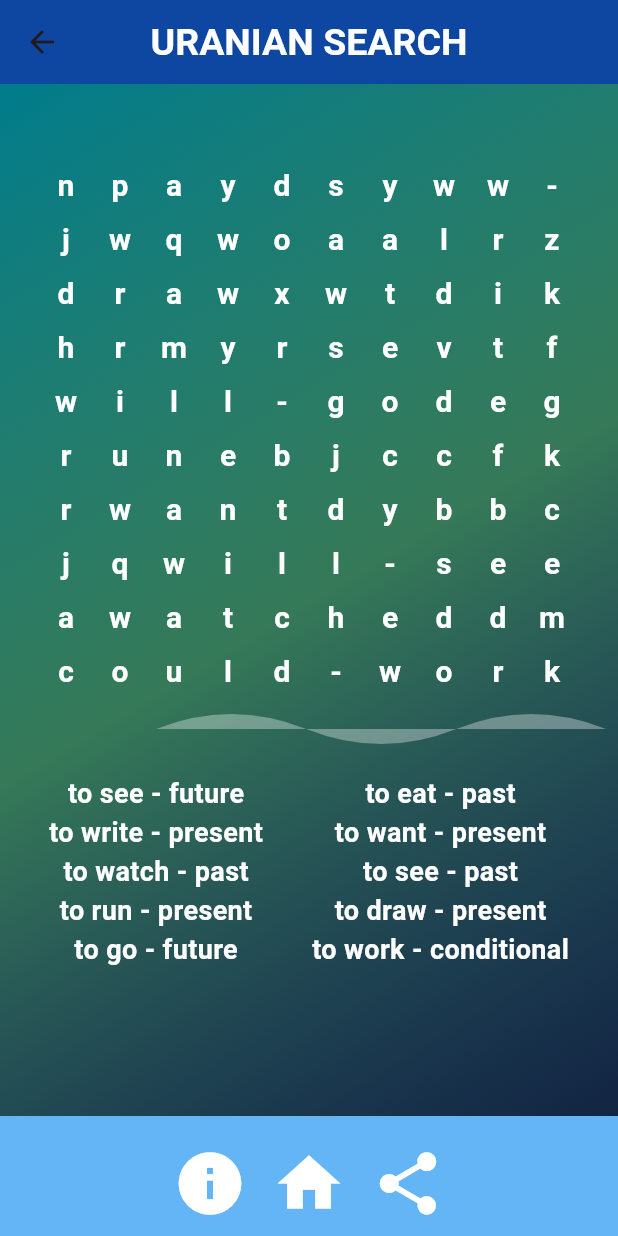
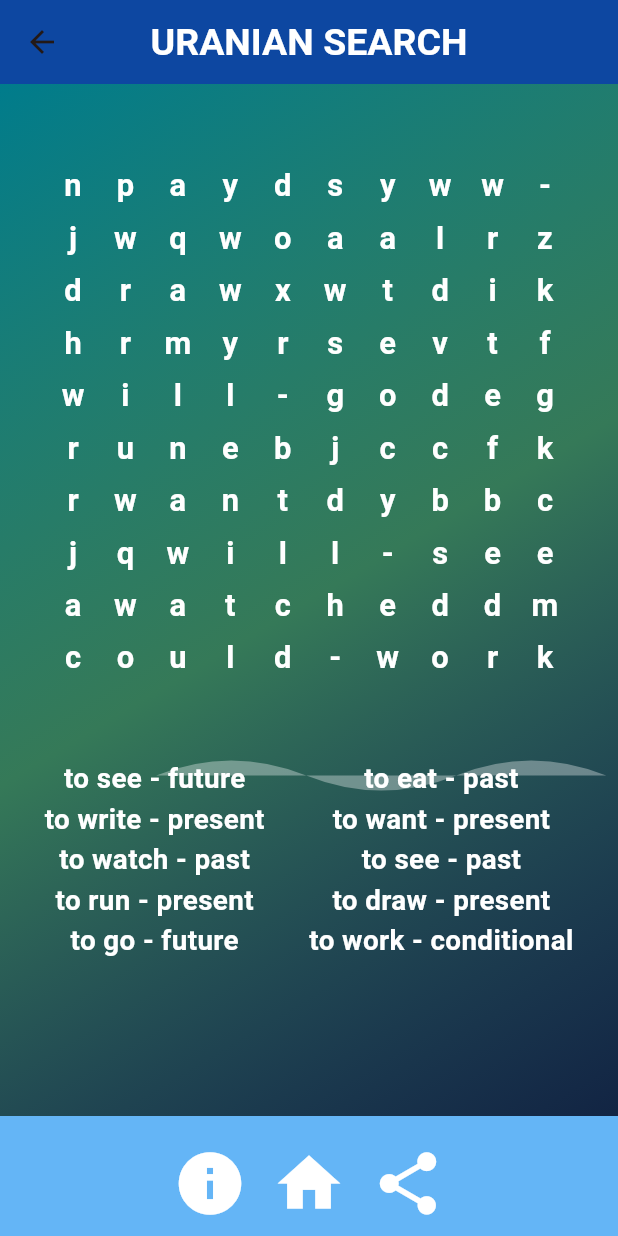
Before and after one commit to Ayan-create1/Mobile-App-Dev-FBLA, a Flutter app: the WordSearchGame screen opened directly, after a tap on the "info" icon, on a phone screen of 412 x 824 dp. Run offline on Flutter 3.47's test engine with Material 3 defaults, Android fonts, the phone set to English and light mode, and no system bars; our stand-ins replace share_plus.

Commit message:
Added grid scale

```diff
--- a/grammar_game/lib/pages/word_search/ui_grid.dart
+++ b/grammar_game/lib/pages/word_search/ui_grid.dart
@@ -21,6 +21,7 @@ Offset previousLocalPosition = Offset.zero;
 Map<String, bool> wordStatus = {};
 List<String> counter = [];
 bool popup = true;
+final GlobalKey _gridKey = GlobalKey();
 
 //!Made using generative AI tools
 //*This class will display the wordsearch page
@@ -33,7 +34,7 @@ class WordSearchGame extends StatefulWidget {
 }
 
 class _WordGridState extends State<WordSearchGame> {
-  final double cellSize = 30.0;
+  //final double cellSize = 30.0;
   final int rowL = 9;
   final int colL = 9;
 
@@ -127,11 +128,20 @@ class _WordGridState extends State<WordSearchGame> {
             Column(
               children: [
                 _emptyContainter(),
-                GestureDetector(
+                Align(
+                  child: Container(
+                    width: MediaQuery.of(context).size.width *
+                        0.9, // Adjust as needed
+                    //height: MediaQuery.of(context).size.height * 0.5, // Adjust as needed
+                    alignment: Alignment.center,
+                    //margin: EdgeInsets.only(left: 2),
+                    child: GestureDetector(
                       onPanStart: _handlePanStart,
                       onPanUpdate: _handlePanUpdate,
                       onPanEnd: (_) => _resolveHighlights(),
-                  child: _buildUI(),
+                      child: _buildUI(), // Grid widget
+                    ),
+                  ),
                 ),
                 _emptyContainter(),
                 _buildBank(),
@@ -153,6 +163,8 @@ class _WordGridState extends State<WordSearchGame> {
 
   //*Will build the word bank
   Widget _buildBank() {
+    final screenWidth = MediaQuery.of(context).size.width;
+
     return Column(
       //Will try to start this column at the end
       mainAxisAlignment: MainAxisAlignment.end,
@@ -178,7 +190,7 @@ class _WordGridState extends State<WordSearchGame> {
                             color: wordStatus[item] == true
                                 ? Colors.green
                                 : Colors.white,
-                            fontSize: 18,
+                            fontSize: screenWidth * 0.045,
                             fontWeight: FontWeight.bold,
                           ),
                         ))
@@ -195,7 +207,7 @@ class _WordGridState extends State<WordSearchGame> {
                           color: wordStatus[item] == true
                               ? Colors.green
                               : Colors.white,
-                          fontSize: 18,
+                          fontSize: screenWidth * 0.045,
                           fontWeight: FontWeight.bold,
                         ),
                       ),
@@ -210,6 +222,8 @@ class _WordGridState extends State<WordSearchGame> {
   }
 
   Widget _buildUI() {
+    final screenWidth = MediaQuery.of(context).size.width;
+    final screenHeight = MediaQuery.of(context).size.height;
     //Will contain all of the row widgets
     List<Widget> rows = [];
     //Will add each row individually to cells
@@ -222,8 +236,8 @@ class _WordGridState extends State<WordSearchGame> {
         cells.add(
           Container(
             alignment: Alignment.center,
-            width: 34,
-            height: 34,
+            width: screenWidth * 0.08,
+            height: screenHeight * 0.04,
             margin: EdgeInsets.all(1),
             decoration: BoxDecoration(
               //If containter is touched, make it purple, else if correctly highlighted, make green, else keep trans
@@ -241,7 +255,7 @@ class _WordGridState extends State<WordSearchGame> {
               grid[i][j],
               style: TextStyle(
                 color: Colors.white,
-                fontSize: 20,
+                fontSize: screenWidth * 0.05,
                 fontWeight: FontWeight.bold,
               ),
             ),
@@ -257,8 +271,9 @@ class _WordGridState extends State<WordSearchGame> {
     }
 
     //Will return a container of row widgets
-    return Container(
-      padding: const EdgeInsets.all(0),
+    return SizedBox(
+      //padding: const EdgeInsets.all(0),
+      key: _gridKey,
       child: Column(
         mainAxisAlignment: MainAxisAlignment.start,
         children: rows,
@@ -278,65 +293,44 @@ class _WordGridState extends State<WordSearchGame> {
 
   //Will handle all drag related motions
   void _handleDrag(Offset globalPosition) {
-    //Will make the grid a local position on the phone. That will be converted to a local position for Pan features
-    final RenderBox gridBox = context.findRenderObject() as RenderBox;
+    // Ensure the widget context is ready to find the RenderBox
+    WidgetsBinding.instance.addPostFrameCallback((_) {
+      // Get the RenderBox for the grid area
+      final RenderBox gridBox =
+          _gridKey.currentContext?.findRenderObject() as RenderBox;
+
+      // Convert the global position to local position relative to the grid
       final Offset localPosition = gridBox.globalToLocal(globalPosition);
 
-    //Will get the position of the x and y for the column and row
-    int row = ((localPosition.dy / 36).floor()) - 4;
-    int column = ((localPosition.dx / 36).floor()) - 1;
+      // Determine the size of each grid cell
+      double cellWidth = gridBox.size.width / 10; // Assuming 10 columns
+      double cellHeight = gridBox.size.height / 10; // Assuming 10 rows
 
-    //checks that row and column are within bounds
-    if (row >= 0 && column >= 0 && row <= rowL && column <= colL) {
-      //Makes this cellKey showing current row and column
-      //! Important for text change color
-      String cellKey = "$row-$column";
+      // Print the local position for debugging purposes
+      print("Global Position: $globalPosition");
+      print("Local Position: $localPosition");
 
-      //*Attempts to only allow certain swipe direction
-      /*
-      if (previousRow == null && previousColumn == null) {
-        previousRow = row;
-        previousColumn = column;
-      }
+      // Calculate row and column based on the local position
+      int row = (localPosition.dy / cellHeight).floor();
+      int column = (localPosition.dx / cellWidth).floor();
 
-      if (previousRow != null && previousColumn != null) {
-        double deltaX = localPosition.dx - previousLocalPosition.dx;
-        double deltaY = localPosition.dy - previousLocalPosition.dy;
+      // Check if the row and column are within bounds
+      if (row >= 0 && column >= 0 && row < 10 && column < 10) {
+        String cellKey = "$row-$column"; // Generate a unique key for the cell
 
-        if (deltaX.abs() > deltaY.abs()) {
-          isHorizontal = true;
-        }
-        // If the movement is primarily vertical
-        else if (deltaY.abs() > deltaX.abs()) {
-          isHorizontal = false;
-        }
-
-        if (isHorizontal && row != previousRow) {
-          return;
-        }
-        if (!isHorizontal && column != previousColumn) {
-          return;
-        }
-      }
-      */
-
-      //if our row and column are valid, our cellKey status will be set to true
+        // Update the highlight status for this cell
         setState(() {
           highlightStatus[cellKey] = true;
         });
 
-      //Prevents double highlighting
+        // Prevent double highlighting by tracking the last row and column
         if (oRow != row || oCol != column) {
           highlightedWords.add(grid[row][column]);
           oRow = row;
           oCol = column;
         }
-      /*
-      previousRow = row;
-      previousColumn = column;
-      previousLocalPosition = localPosition;
-      */
       }
+    });
   }
 
   void _resolveHighlights() {
@@ -361,11 +355,14 @@ class _WordGridState extends State<WordSearchGame> {
     print("$highlightedWords-$checkWord-$status");
     print("$wordStatus");
     //Will clear highlightStatus and highlightedWords
+
+    Future.delayed(Duration(milliseconds: 100), () {
+      // Code that will run after the 1-second delay
       setState(() {
         highlightStatus.clear();
       });
       highlightedWords.clear();
-
+    });
     if (counter.length == 10) {
       _resetWordSearch();
       showPopup(context);
--- a/grammar_game/lib/pages/word_search/uranus.dart
+++ b/grammar_game/lib/pages/word_search/uranus.dart
@@ -83,8 +83,9 @@ class CloudPainter extends CustomPainter {
 
     // Cloud Positions (Move them horizontally using animationValue)
     //First Cloud
+
     double cloudX = size.width * (0.8 * animationValue);
-    double cloudY = size.height * 0.625;
+    double cloudY = size.height * 0.67;
 
     Path cloudPath = Path()
       ..moveTo(cloudX, cloudY)
```
Lines whose indentation alone changed are shown as unchanged.
